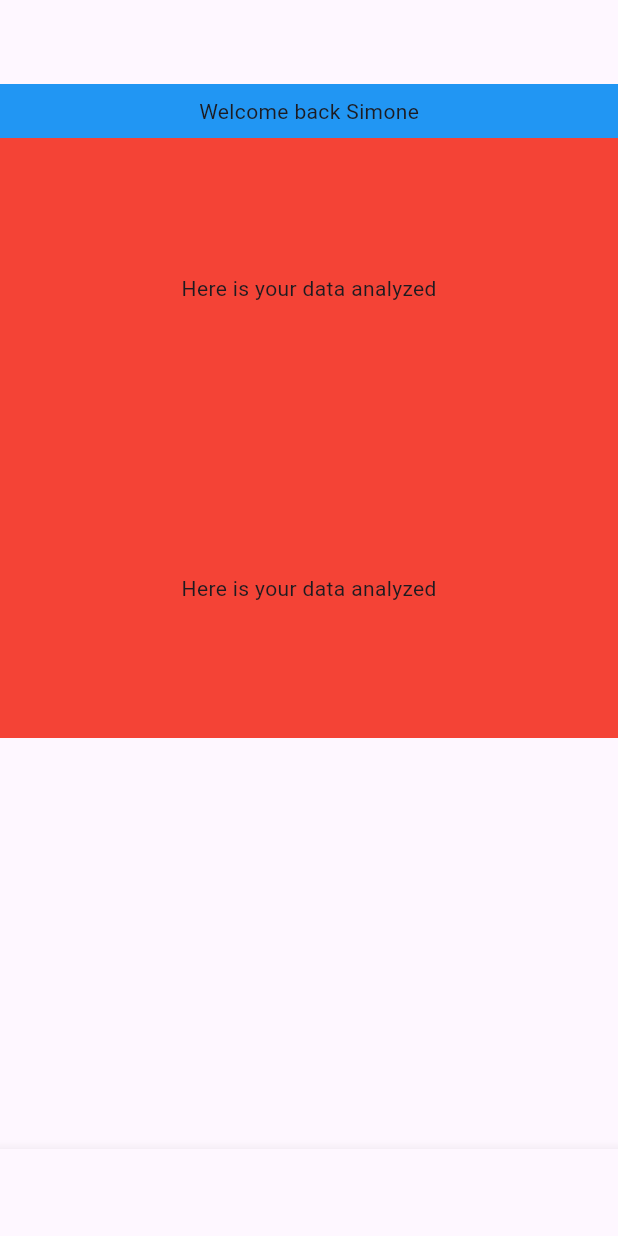
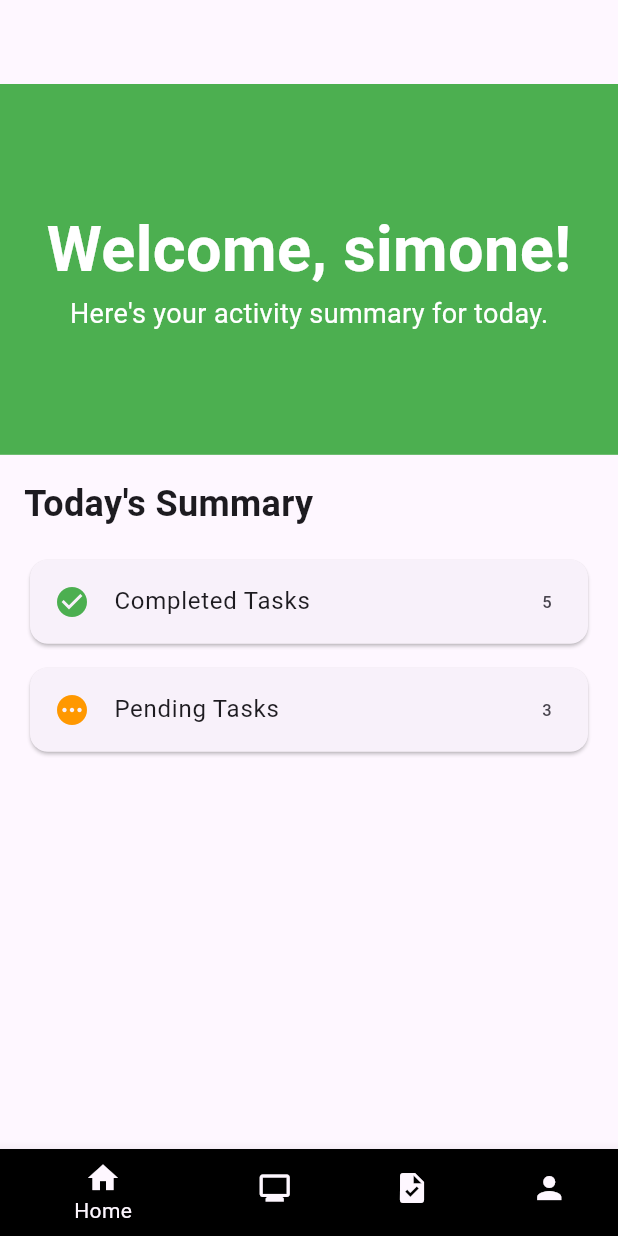
Before and after one commit to zyreoo/green, a Flutter app: the screen it shows after launch, on a phone screen of 412 x 824 dp. Run offline on Flutter 3.47's test engine with Material 3 defaults, Android fonts, the phone set to English and light mode, and no system bars; project files that could hold a hidden picture were left out.

Commit message:
welcoming paeg

```diff
--- a/lib/main.dart
+++ b/lib/main.dart
@@ -73,10 +73,10 @@
           });
         },
         items: const [
-          BottomNavigationBarItem(icon: Icon(Icons.home), label: 'Home'),
-          BottomNavigationBarItem(icon: Icon(Icons.monitor), label: '3D Monitor'),
-          BottomNavigationBarItem(icon: Icon(Icons.task), label: 'Tasks'),
-          BottomNavigationBarItem(icon: Icon(Icons.person), label: "Profile"),
+          BottomNavigationBarItem(icon: Icon(Icons.home), label: 'Home',backgroundColor: Colors.black),
+          BottomNavigationBarItem(icon: Icon(Icons.monitor), label: '3D Monitor',backgroundColor: Colors.black),
+          BottomNavigationBarItem(icon: Icon(Icons.task), label: 'Tasks', backgroundColor: Colors.black),
+          BottomNavigationBarItem(icon: Icon(Icons.person), label: "Profile",backgroundColor: Colors.black),
         ],
       ),
     );
--- a/lib/screens/home_screen.dart
+++ b/lib/screens/home_screen.dart
@@ -6,43 +6,80 @@
 
 
   final String username = "simone";
+
   @override
   Widget build(BuildContext context) {
+
+    double width = MediaQuery.sizeOf(context).width;
+    double height = MediaQuery.sizeOf(context).height;
+
+
     return Scaffold(
       appBar: AppBar(),
-      body: Center(
+      body: SingleChildScrollView(
         child: Column(
-          crossAxisAlignment: CrossAxisAlignment.stretch,
-          children: <Widget>[
-            Container(
-              padding: const EdgeInsets.all(8.0),
-              color: Colors.blue,
-              alignment: Alignment.center,
-              child: Text("Welcome back ${username[0].toUpperCase() + username.substring(1)}"),
-            ),
+            children: [
+              //header
+              Container(
+                width: width ,
+                height: height * 0.3,
+                color: Colors.green,
+                child: Center(
+                  child: Column(
+                    mainAxisAlignment: MainAxisAlignment.center,
+                    children: [
+                     Text(
+                    'Welcome, $username!',
+                    style: TextStyle(
+                      fontSize: 42,
+                      fontWeight: FontWeight.bold,
+                      color: Colors.white,
+                    ),
+                  ),
+                  Text("Here's your activity summary for today.",
+                    style: TextStyle(
+                      fontSize: 18,
+                      color: Colors.white,
+                    ),
+                  ),
+                    ],
 
+                  )
+                ),
+              ),
 
-            Expanded(child: SingleChildScrollView(
-              padding: const EdgeInsets.symmetric(horizontal: 0.0),
-              child: Column(
-                children: <Widget>[
-                  Container(
-                    color: Colors.red,
-                    height: 200.0,
-                    alignment: Alignment.center,
-                    child: Text("Here is your data analyzed"),
-                  ),
-                  Container( color: Colors.red,
-                    height: 200.0,
-                    alignment: Alignment.center,
-                    child: Text("Here is your data analyzed"),),
-
-                ],
-              ),
-            ))
-          ],
+              //content
+              Padding(
+                padding: const EdgeInsets.all(16.0),
+                child: Column(
+                  crossAxisAlignment: CrossAxisAlignment.start,
+                  children: [
+                    Text(
+                      'Today\'s Summary',
+                      style: TextStyle(
+                        fontSize: 24,
+                        fontWeight: FontWeight.bold,
+                      ),
+                    ),
+                    SizedBox(height: 16),
+                    Card(
+                      child: ListTile(
+                        leading: Icon(Icons.check_circle, color: Colors.green),
+                        title: Text('Completed Tasks'),
+                        trailing: Text('5'),
+                      ),
+                    ),
+                    SizedBox(height: 8),
+                    Card(
+                      child: ListTile(
+                        leading: Icon(Icons.pending, color: Colors.orange),
+                        title: Text('Pending Tasks'),
+                        trailing: Text('3'),
+                      ),
+                    ),
+            ],
+          ))],
         ),
-      ),
-    );
+      ));
   }
 }
```
Also changed, not shown: 1 other file.
